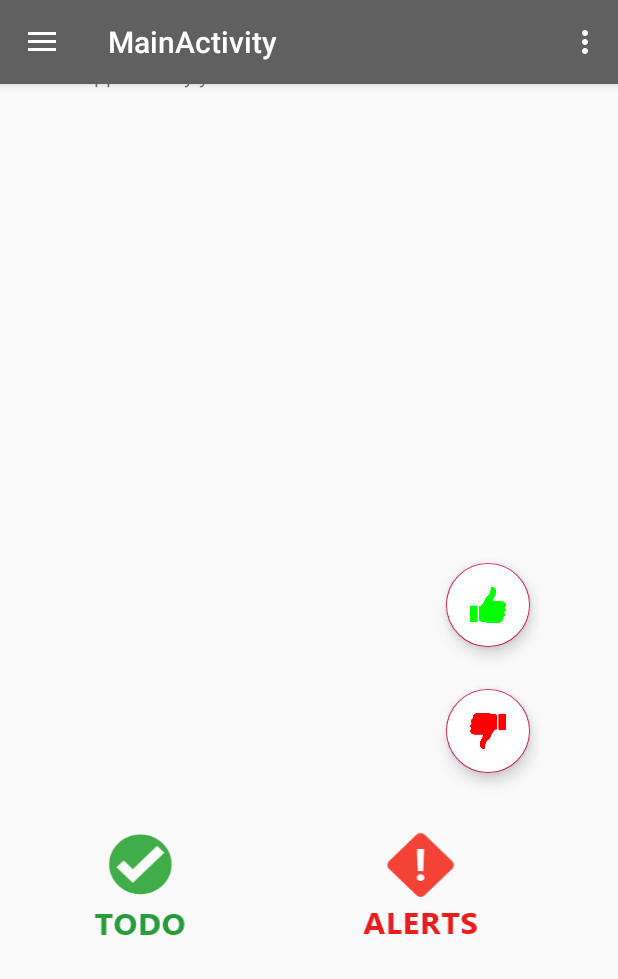
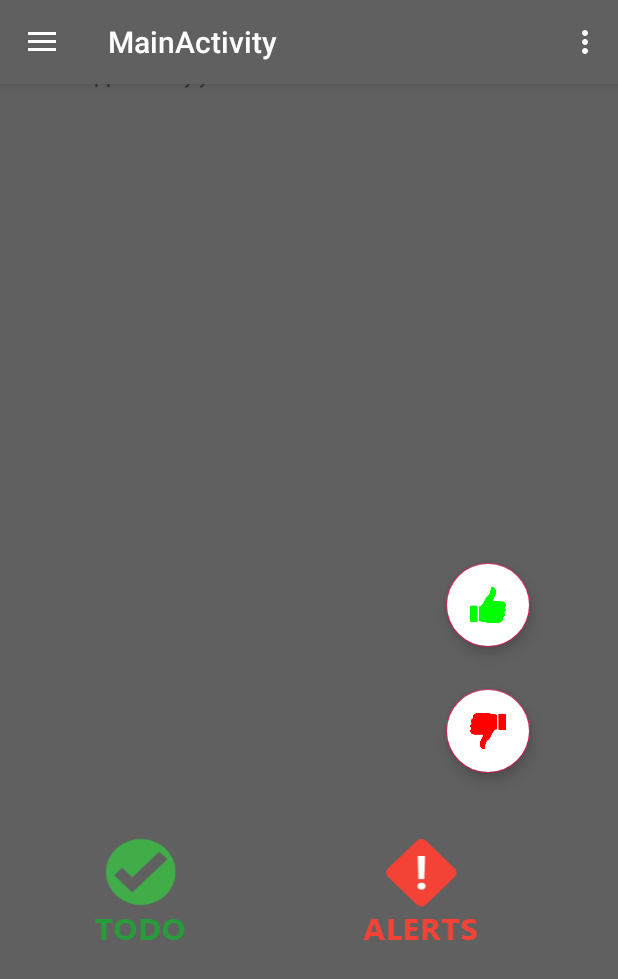
Before and after one commit to shobhit-coder/StaySafe1, an Android app: the screen it shows after launch (MainActivity), after a tap on an icon or button, on a phone screen of 412 x 824 dp. Shown: the top 979 px of the screen. Run offline under Robolectric (Android 15) with nearby library versions, the phone set to English and light mode, and no system bars.

```diff
--- a/app/src/main/AndroidManifest.xml
+++ b/app/src/main/AndroidManifest.xml
@@ -13,6 +13,9 @@
     <uses-permission android:name="android.permission.ACCESS_NETWORK_STATE" />
     <uses-permission android:name="android.permission.ACCESS_WIFI_STATE" />
     <uses-permission android:name="android.permission.SEND_SMS" />
+
+    <uses-feature android:name="android.hardware.location.gps" />
+    <uses-feature android:name="android.hardware.location." />
 
     <application
         android:allowBackup="true"
--- a/app/src/main/java/com/example/android/staysafe1/LoginActivity.java
+++ b/app/src/main/java/com/example/android/staysafe1/LoginActivity.java
@@ -170,6 +170,7 @@ public class LoginActivity extends AppCompatActivity {
 
 //            Location location =
                     locationManager.requestLocationUpdates(LocationManager.GPS_PROVIDER,0,0,locationListener);
+        locationManager.requestLocationUpdates(LocationManager.NETWORK_PROVIDER,0,0,locationListener);
 
 //            if (location != null) {
 //
--- a/app/src/main/res/layout/activity_main.xml
+++ b/app/src/main/res/layout/activity_main.xml
@@ -6,7 +6,8 @@
     android:layout_width="match_parent"
     android:layout_height="match_parent"
     android:fitsSystemWindows="true"
-    tools:openDrawer="start">
+    tools:openDrawer="start"
+    android:background="#606060">
 
     <include
         layout="@layout/app_bar_main"
--- a/app/src/main/res/layout/fragment_map.xml
+++ b/app/src/main/res/layout/fragment_map.xml
@@ -7,7 +7,8 @@
     android:layout_height="match_parent"
     tools:context=".MapFragment"
     android:orientation="vertical"
-    android:paddingRight="35dp">
+    android:paddingRight="35dp"
+    android:background="#606060">
 
     <!-- TODO: Update blank fragment layout -->
 
```
Also changed, not shown: app/src/main/java/com/example/android/staysafe1/MapFragment.java (+9 -1 lines), app/src/main/res/drawable-hdpi/alert.png, app/src/main/res/drawable-hdpi/todo.png, app/src/main/res/drawable-ldpi/alert.png, app/src/main/res/drawable-ldpi/todo.png, app/src/main/res/drawable-mdpi/alert.png, app/src/main/res/drawable-mdpi/todo.png, app/src/main/res/drawable-xhdpi/alert.png, app/src/main/res/drawable-xhdpi/todo.png, app/src/main/res/drawable-xxhdpi/alert.png, app/src/main/res/drawable-xxhdpi/todo.png, app/src/main/res/drawable-xxxhdpi/alert.png, app/src/main/res/drawable-xxxhdpi/todo.png.
